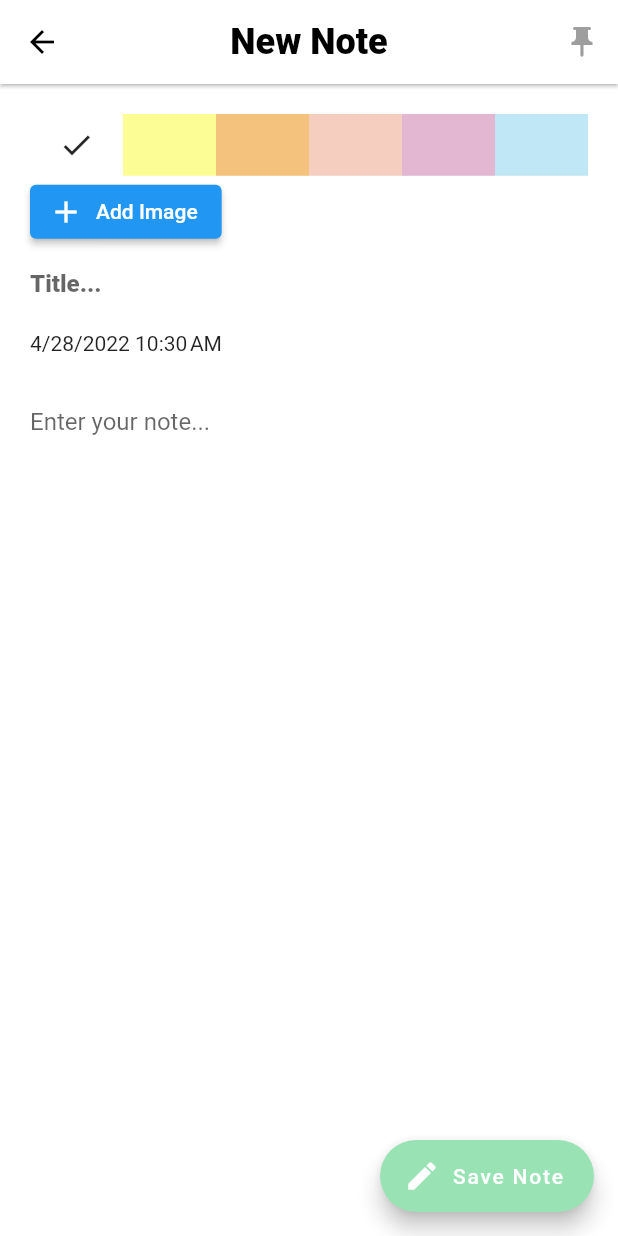
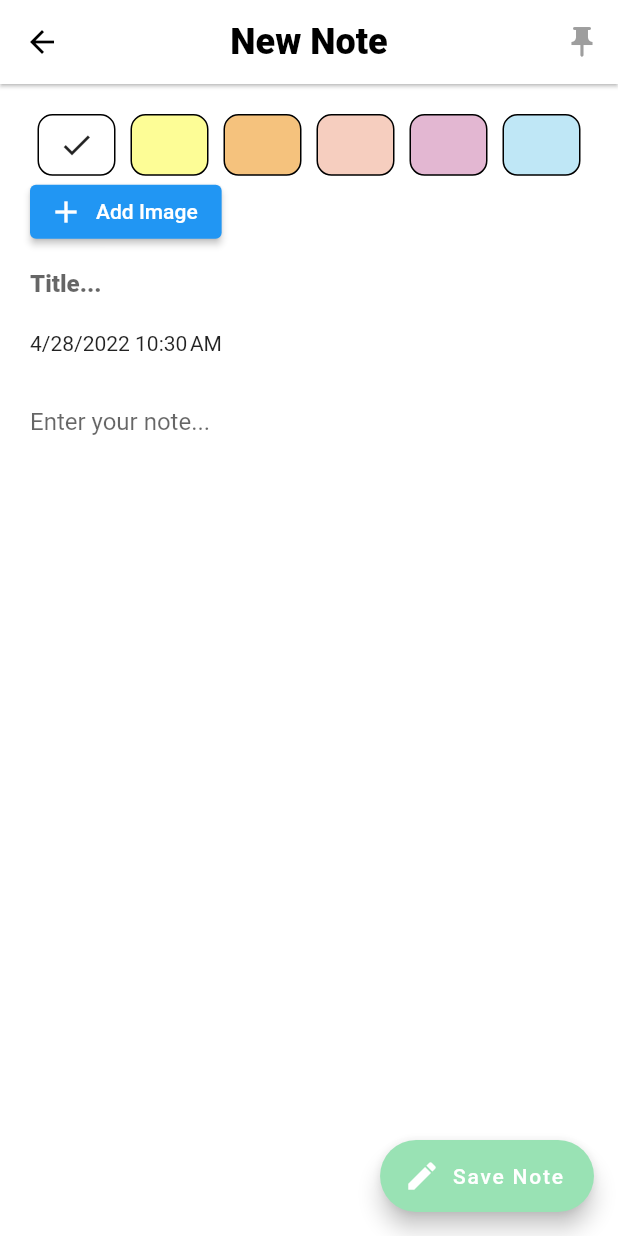
Before and after one commit to jzandag/flutter_notes_app, a Flutter app: the NoteForm screen opened directly, on a phone screen of 412 x 824 dp. Run offline on Flutter 3.47's test engine with Material 2 defaults, Android fonts, the phone set to English and light mode, and no system bars; our stand-ins replace cloud_firestore, file_picker, firebase_auth, firebase_core, firebase_storage, flutter_hooks and 2 more; accounts and stored records are empty.

Commit message:
change color picker design, add delte image from new note function

```diff
--- a/lib/screens/home/note_color.dart
+++ b/lib/screens/home/note_color.dart
@@ -28,7 +28,11 @@ class NoteColor extends HookConsumerWidget {
                 onChangeColor(entry.key);
               },
               child: Container(
-                color: entry.value,
+                decoration: BoxDecoration(
+                    borderRadius: BorderRadius.circular(10),
+                    border: Border.all(color: Colors.black),
+                    color: entry.value),
+                margin: const EdgeInsets.symmetric(horizontal: 5),
                 height: height,
                 child:
                     currentColor == entry.key ? const Icon(Icons.check) : null,
--- a/lib/screens/home/note_form.dart
+++ b/lib/screens/home/note_form.dart
@@ -3,6 +3,7 @@ import 'dart:io';
 import 'package:flutter/material.dart';
 import 'package:flutter_notes_app/common/common.dart';
 import 'package:flutter_notes_app/providers/general_providers.dart';
+import 'package:flutter_notes_app/screens/home/image.dart';
 import 'package:flutter_notes_app/screens/home/note_color.dart';
 import 'package:hooks_riverpod/hooks_riverpod.dart';
 import 'package:intl/intl.dart';
@@ -100,6 +101,9 @@ class NoteForm extends HookConsumerWidget {
               child: ListView.builder(
                   itemCount: noteProvider.imgPaths.length,
                   itemBuilder: (context, i) {
+                    return ImageContainer(
+                      filePath: noteProvider.imgPaths[i],
+                    );
                     return Image.file(File(noteProvider.imgPaths[i]));
                   }),
             )
```
Also changed, not shown: lib/providers/note_change_notifier.dart (+7 -0 lines), lib/screens/home/image.dart (added, +38 -0 lines).
